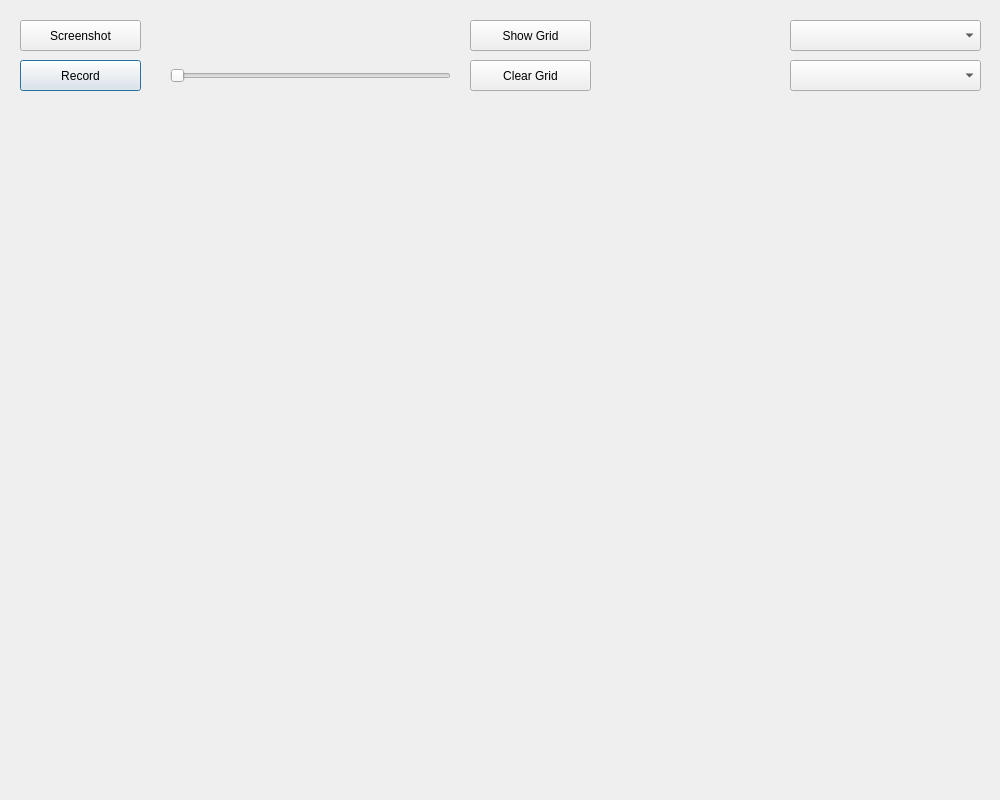
Qt form code/camera/cameradisplay.ui (uwnrg/minotaur-cpp) before a commit.
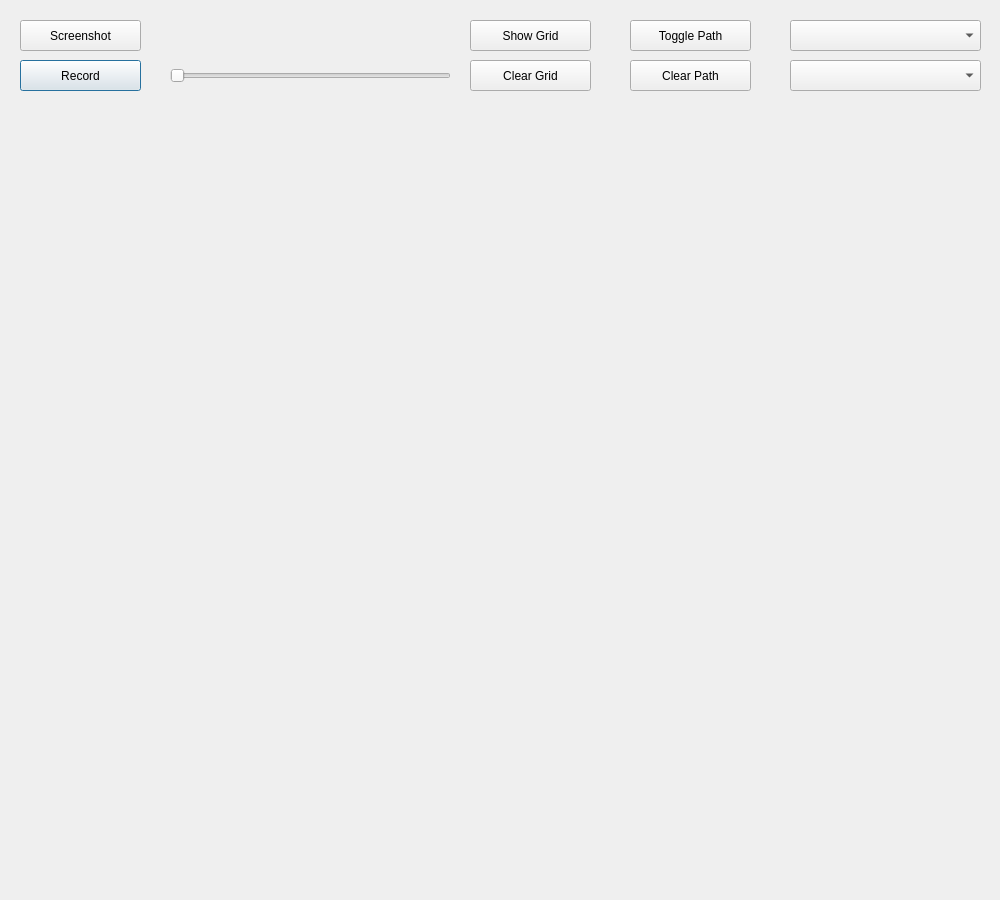
The same form after that commit.

Commit message: Added robot path selection to imageviewer

The edit to the form file:
```diff
--- a/code/camera/cameradisplay.ui
+++ b/code/camera/cameradisplay.ui
@@ -7,13 +7,13 @@
     <x>0</x>
     <y>0</y>
     <width>1000</width>
-    <height>800</height>
+    <height>900</height>
    </rect>
   </property>
   <property name="minimumSize">
    <size>
     <width>1000</width>
-    <height>800</height>
+    <height>900</height>
    </size>
   </property>
   <property name="windowTitle">
@@ -82,7 +82,7 @@
    <property name="geometry">
     <rect>
      <x>20</x>
-     <y>110</y>
+     <y>210</y>
      <width>961</width>
      <height>671</height>
     </rect>
@@ -115,6 +115,38 @@
     <string>Show Grid</string>
    </property>
   </widget>
+  <widget class="QPushButton" name="toggle_path_button">
+   <property name="geometry">
+    <rect>
+     <x>630</x>
+     <y>20</y>
+     <width>121</width>
+     <height>31</height>
+    </rect>
+   </property>
+   <property name="text">
+    <string>Toggle Path</string>
+   </property>
+   <property name="checkable">
+    <bool>true</bool>
+   </property>
+   <property name="checked">
+    <bool>false</bool>
+   </property>
+  </widget>
+  <widget class="QPushButton" name="clear_path_button">
+   <property name="geometry">
+    <rect>
+     <x>630</x>
+     <y>60</y>
+     <width>121</width>
+     <height>31</height>
+    </rect>
+   </property>
+   <property name="text">
+    <string>Clear Path</string>
+   </property>
+  </widget>
  </widget>
  <resources/>
  <connections/>
```
The commit also changes 7 other files.
